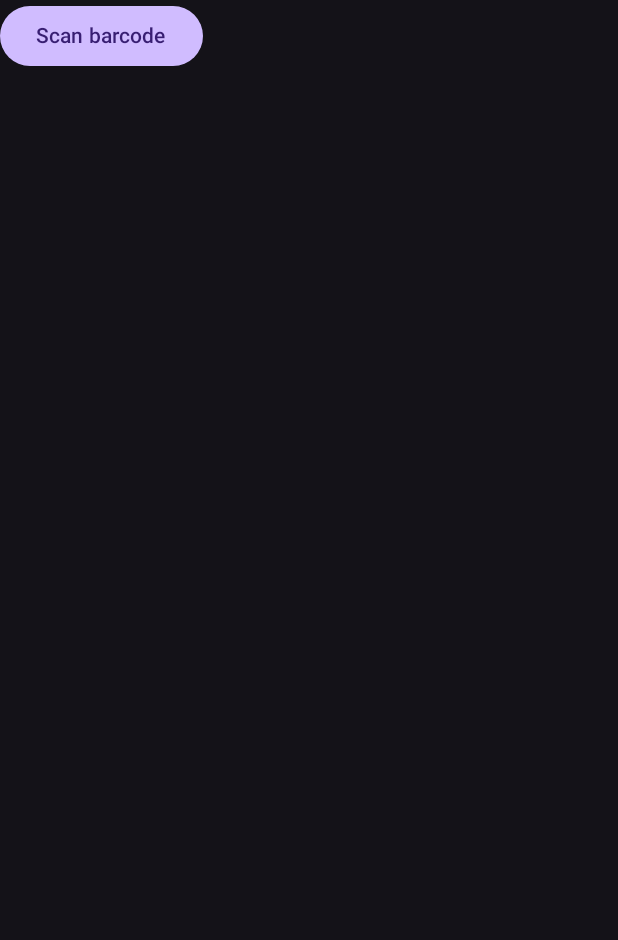
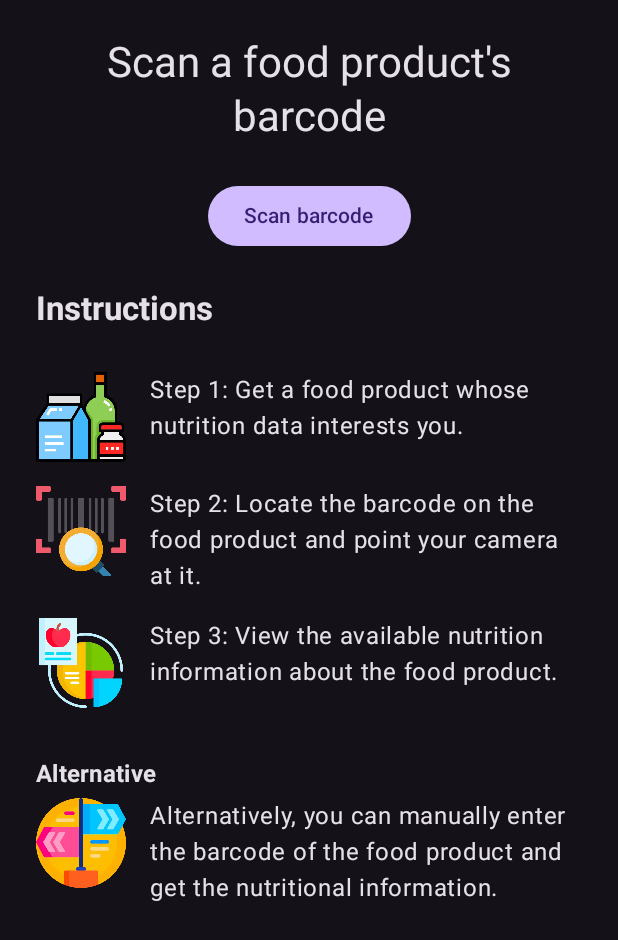
Before and after one commit to kristinakoneva/nutritective, an Android app built with Jetpack Compose: the composable ScanBarcodeScreenContent shown on its own in the app's theme, on a phone screen of 412 x 824 dp. Shown: the top 940 px of the screen. Run offline under Robolectric (Android 15) with nearby library versions, the phone set to English and light mode, and no system bars; 2 statements that could not run were skipped.

Commit message:
Add scan barcode instructions

```diff
--- a/app/src/main/java/com/kristinakoneva/nutritective/ui/screens/opencamera/OpenCameraScreen.kt
+++ b/app/src/main/java/com/kristinakoneva/nutritective/ui/screens/opencamera/OpenCameraScreen.kt
@@ -126,7 +126,7 @@ fun OpenCameraScreenContent(
             modifier = Modifier
                 .fillMaxSize()
                 .verticalScroll(rememberScrollState())
-                .padding(spacing_3)
+                .padding(horizontal = spacing_3)
                 .padding(top = spacing_8, bottom = spacing_2),
             horizontalAlignment = Alignment.CenterHorizontally
         ) {
--- a/app/src/main/java/com/kristinakoneva/nutritective/ui/screens/scanbarcode/ScanBarcodeScreen.kt
+++ b/app/src/main/java/com/kristinakoneva/nutritective/ui/screens/scanbarcode/ScanBarcodeScreen.kt
@@ -1,10 +1,28 @@
 package com.kristinakoneva.nutritective.ui.screens.scanbarcode
 
+import androidx.compose.foundation.layout.Column
+import androidx.compose.foundation.layout.Spacer
+import androidx.compose.foundation.layout.fillMaxSize
+import androidx.compose.foundation.layout.padding
+import androidx.compose.foundation.rememberScrollState
+import androidx.compose.foundation.verticalScroll
 import androidx.compose.material3.Button
+import androidx.compose.material3.MaterialTheme
 import androidx.compose.material3.Text
 import androidx.compose.runtime.Composable
+import androidx.compose.ui.Alignment
+import androidx.compose.ui.Modifier
+import androidx.compose.ui.text.font.FontWeight
+import androidx.compose.ui.text.style.TextAlign
 import androidx.hilt.navigation.compose.hiltViewModel
+import com.kristinakoneva.nutritective.R
 import com.kristinakoneva.nutritective.ui.shared.base.BaseScreen
+import com.kristinakoneva.nutritective.ui.shared.composables.InstructionStep
+import com.kristinakoneva.nutritective.ui.shared.utils.InstructionSteps
+import com.kristinakoneva.nutritective.ui.theme.spacing_0_5
+import com.kristinakoneva.nutritective.ui.theme.spacing_2
+import com.kristinakoneva.nutritective.ui.theme.spacing_3
+import com.kristinakoneva.nutritective.ui.theme.spacing_8
 
 @Composable
 fun ScanBarcodeScreen(
@@ -26,7 +44,52 @@ fun ScanBarcodeScreen(
 fun ScanBarcodeScreenContent(
     onScanBarcodeButtonClicked: () -> Unit
 ) {
-    Button(onClick = { onScanBarcodeButtonClicked() }) {
-        Text(text = "Scan barcode")
+    Column(
+        modifier = Modifier
+            .fillMaxSize()
+            .verticalScroll(rememberScrollState())
+            .padding(spacing_3)
+            .padding(bottom = spacing_8),
+        horizontalAlignment = Alignment.CenterHorizontally
+    ) {
+        Text(text = "Scan a food product's barcode", style = MaterialTheme.typography.headlineMedium, textAlign = TextAlign.Center)
+        Button(modifier = Modifier.padding(top = spacing_3), onClick = { onScanBarcodeButtonClicked() }) {
+            Text(text = "Scan barcode")
+        }
+        Text(
+            modifier = Modifier
+                .padding(top = spacing_3)
+                .fillMaxSize(),
+            text = "Instructions",
+            style = MaterialTheme.typography.titleLarge,
+            textAlign = TextAlign.Start,
+            fontWeight = FontWeight.Bold
+        )
+        Spacer(modifier = Modifier.padding(top = spacing_0_5))
+        ScanBarcodeInstructionSteps()
     }
 }
+
+@Composable
+fun ScanBarcodeInstructionSteps() {
+    Column {
+        Spacer(modifier = Modifier.padding(top = spacing_3))
+        InstructionSteps.getScanBarcodeInstructionSteps().forEach { step ->
+            InstructionStep(
+                imageResId = step.imageResId,
+                description = step.description
+            )
+            Spacer(modifier = Modifier.padding(top = spacing_2))
+        }
+        Text(
+            modifier = Modifier.padding(top = spacing_2), text = "Alternative", style = MaterialTheme.typography.titleMedium,
+            textAlign = TextAlign.Start,
+            fontWeight = FontWeight.Bold
+        )
+        Spacer(modifier = Modifier.padding(top = spacing_0_5))
+        InstructionStep(
+            imageResId = R.drawable.illustration_alternative,
+            description = "Alternatively, you can manually enter the barcode of the food product and get the nutritional information."
+        )
+    }
+}
--- /dev/null
+++ b/app/src/main/java/com/kristinakoneva/nutritective/ui/shared/composables/InstructionStep.kt
@@ -0,0 +1,35 @@
+package com.kristinakoneva.nutritective.ui.shared.composables
+
+import androidx.compose.foundation.Image
+import androidx.compose.foundation.layout.Row
+import androidx.compose.foundation.layout.fillMaxWidth
+import androidx.compose.foundation.layout.padding
+import androidx.compose.foundation.layout.size
+import androidx.compose.material3.Text
+import androidx.compose.runtime.Composable
+import androidx.compose.ui.Alignment
+import androidx.compose.ui.Modifier
+import androidx.compose.ui.res.painterResource
+import com.kristinakoneva.nutritective.ui.theme.instruction_step_image_size
+import com.kristinakoneva.nutritective.ui.theme.spacing_2
+
+@Composable
+fun InstructionStep(
+    imageResId: Int,
+    description: String
+) {
+    Row(
+        verticalAlignment = Alignment.Top
+    ) {
+        Image(
+            painter = painterResource(id = imageResId),
+            contentDescription = "Step image",
+            modifier = Modifier.size(instruction_step_image_size)
+        )
+        Text(
+            description, modifier = Modifier
+                .fillMaxWidth()
+                .padding(start = spacing_2)
+        )
+    }
+}
--- /dev/null
+++ b/app/src/main/java/com/kristinakoneva/nutritective/ui/shared/utils/InstructionStep.kt
@@ -0,0 +1,6 @@
+package com.kristinakoneva.nutritective.ui.shared.utils
+
+data class InstructionStep(
+    val description: String,
+    val imageResId: Int
+)
--- /dev/null
+++ b/app/src/main/java/com/kristinakoneva/nutritective/ui/shared/utils/InstructionSteps.kt
@@ -0,0 +1,20 @@
+package com.kristinakoneva.nutritective.ui.shared.utils
+
+import com.kristinakoneva.nutritective.R
+
+object InstructionSteps {
+    fun getScanBarcodeInstructionSteps(): List<InstructionStep> = listOf(
+        InstructionStep(
+            description = "Step 1: Get a food product whose nutrition data interests you.",
+            imageResId = R.drawable.illustration_food_products
+        ),
+        InstructionStep(
+            description = "Step 2: Locate the barcode on the food product and point your camera at it.",
+            imageResId = R.drawable.illustration_locate_barcode
+        ),
+        InstructionStep(
+            description = "Step 3: View the available nutrition information about the food product.",
+            imageResId = R.drawable.illustration_nutrition_data
+        )
+    )
+}
--- a/app/src/main/java/com/kristinakoneva/nutritective/ui/theme/Dimen.kt
+++ b/app/src/main/java/com/kristinakoneva/nutritective/ui/theme/Dimen.kt
@@ -19,3 +19,4 @@ val large_icon_size = 32.dp
 val default_corner_radius = 8.dp
 
 val camera_preview_height = 300.dp
+val instruction_step_image_size = 60.dp
```
Also changed, not shown: app/src/main/res/drawable/illustration_alternative.webp (added), app/src/main/res/drawable/illustration_food_products.webp (added), app/src/main/res/drawable/illustration_locate_barcode.webp (added), app/src/main/res/drawable/illustration_nutrition_data.webp (added).
